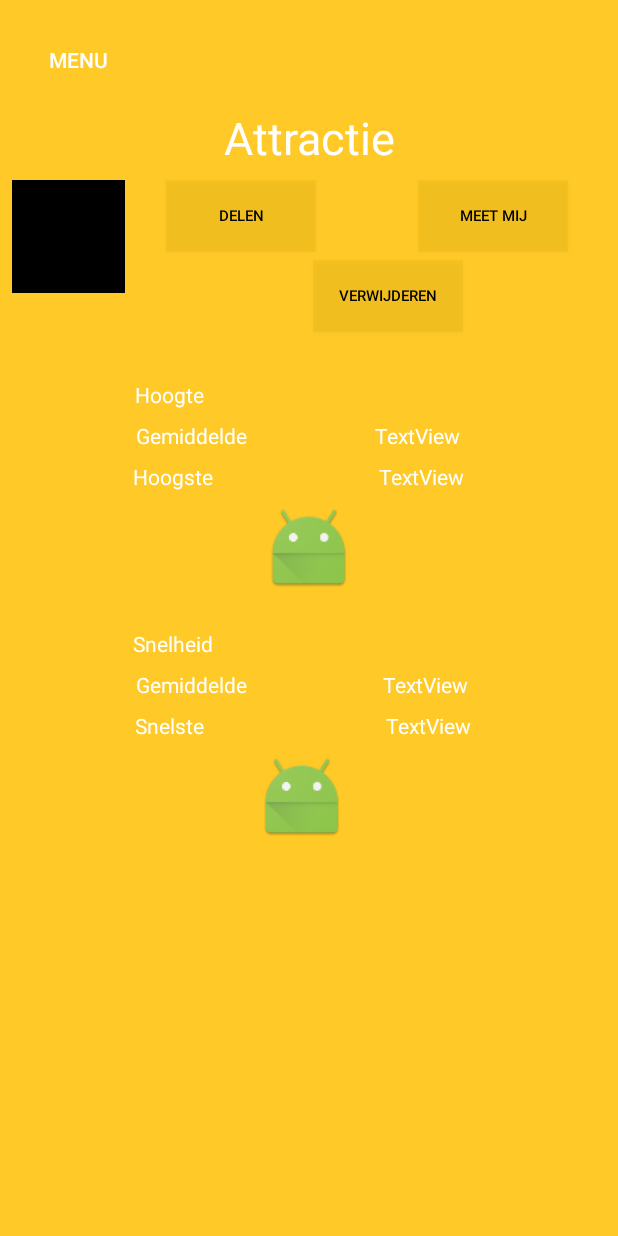
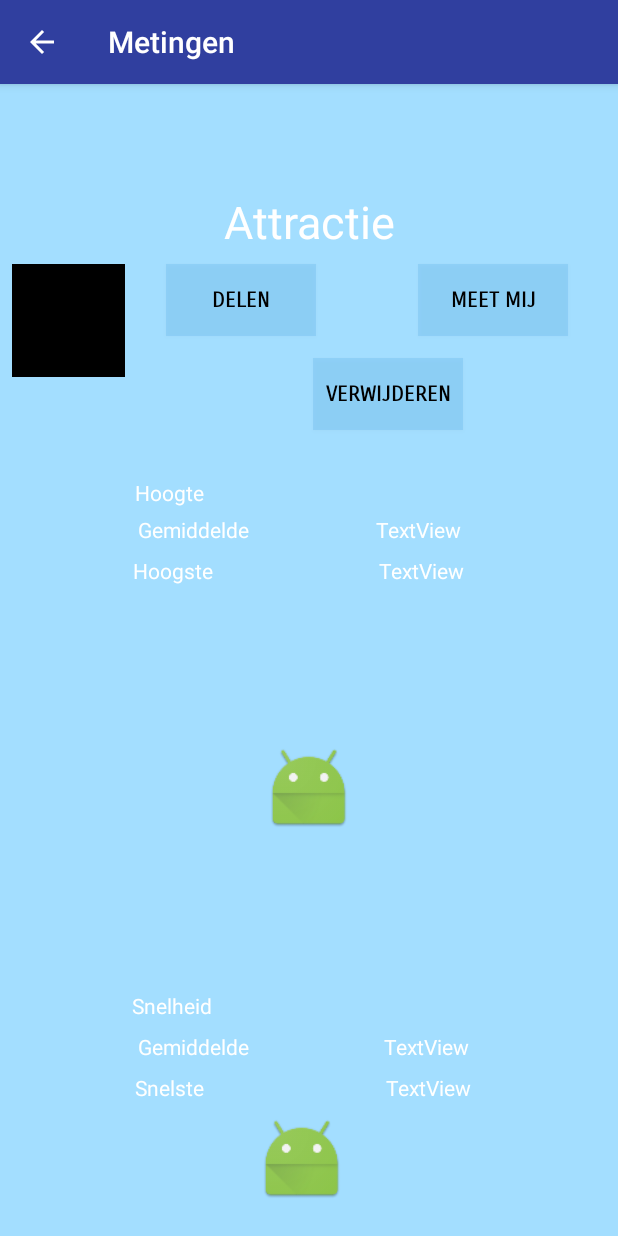
Before and after one commit to jipjan/ProjectAndroid, an Android app: the AttractieMetingSpec screen opened directly, with no data from a screen before it, on a phone screen of 412 x 824 dp. Run offline under Robolectric (Android 15) with nearby library versions, the light colour scheme and no system bars.

Commit message:
kleuren aangepast, progressbar visible gemaakt wanneer je op start drukt

```diff
--- a/app/src/main/java/com/experience/essteling/a3/esstelingexperience/AttractieMetingSpec.java
+++ b/app/src/main/java/com/experience/essteling/a3/esstelingexperience/AttractieMetingSpec.java
@@ -10,7 +10,6 @@ import android.widget.Button;
 import android.widget.ImageView;
 
 public class AttractieMetingSpec extends AppCompatActivity {
-    public Button btn_attractie_meting_spec_menu;
     public Button btn_attractie_meting_spec_delen;
     public Button btn_attractie_meting_spec_meetmij;
     public Button btn_attractie_meting_spec_verwijderen;
@@ -22,15 +21,8 @@ public class AttractieMetingSpec extends AppCompatActivity {
         super.onCreate(savedInstanceState);
         setContentView(R.layout.activity_attractie_meting_spec);
 
-
-        btn_attractie_meting_spec_menu = (Button) findViewById(R.id.btn_attractie_meting_spec_menu);
-        btn_attractie_meting_spec_menu.setOnClickListener(new View.OnClickListener() {
-            @Override
-            public void onClick(View view) {
-                Intent i = new Intent(getApplicationContext(), Menu.class);
-                startActivity(i);
-            }
-        });
+        setTitle("Metingen");
+        getSupportActionBar().setDisplayHomeAsUpEnabled(true);
 
         btn_attractie_meting_spec_delen = (Button) findViewById(R.id.btn_attractie_meting_spec_delen);
         btn_attractie_meting_spec_delen.setOnClickListener(new View.OnClickListener(){
--- a/app/src/main/java/com/experience/essteling/a3/esstelingexperience/DataAttractieLijst.java
+++ b/app/src/main/java/com/experience/essteling/a3/esstelingexperience/DataAttractieLijst.java
@@ -13,6 +13,8 @@ public class DataAttractieLijst extends AppCompatActivity {
         super.onCreate(savedInstanceState);
         setContentView(R.layout.activity_data_attractie_lijst);
 
+        setTitle("Metingen");
+        getSupportActionBar().setDisplayHomeAsUpEnabled(true);
 
     }
 }
--- a/app/src/main/java/com/experience/essteling/a3/esstelingexperience/MetingenLijst.java
+++ b/app/src/main/java/com/experience/essteling/a3/esstelingexperience/MetingenLijst.java
@@ -47,7 +47,7 @@ public class MetingenLijst extends AppCompatActivity {
         attracties.add(new Attractie("4D-film",R.drawable.movie));
         attracties.add(new Attractie("Bobslee",R.drawable.bobslee));
         attracties.add(new Attractie("Doolhof",R.drawable.doolhof));
-        attracties.add(new Attractie("Botsauto's",R.drawable.bobslee));
+        attracties.add(new Attractie("Botsauto's",R.drawable.botsautos));
         attracties.add(new Attractie("Rupsje blij",R.drawable.rupsje));
         attracties.add(new Attractie("Spookhuis,Dracula",R.drawable.spookhuis));
         attracties.add(new Attractie("Klimmuur",R.drawable.klimmuur));
--- a/app/src/main/res/layout/activity_attractie_meting_spec.xml
+++ b/app/src/main/res/layout/activity_attractie_meting_spec.xml
@@ -4,30 +4,20 @@
     xmlns:tools="http://schemas.android.com/tools"
     android:layout_width="match_parent"
     android:layout_height="match_parent"
+    android:background="#a3deff"
     tools:context="com.experience.essteling.a3.esstelingexperience.AttractieMetingSpec">
 
     <ImageView
         android:id="@+id/imageView3"
-        android:layout_width="match_parent"
-        android:layout_height="match_parent"
+        android:layout_width="0dp"
+        android:layout_height="0dp"
         app:layout_constraintBottom_toBottomOf="parent"
+        app:layout_constraintHorizontal_bias="0.0"
         app:layout_constraintLeft_toLeftOf="parent"
         app:layout_constraintRight_toRightOf="parent"
         app:layout_constraintTop_toTopOf="parent"
-        app:srcCompat="@color/meetMijAchtergrond" />
-
-    <Button
-        android:id="@+id/btn_attractie_meting_spec_menu"
-        android:layout_width="wrap_content"
-        android:layout_height="wrap_content"
-        android:layout_marginLeft="8dp"
-        android:layout_marginStart="8dp"
-        android:layout_marginTop="16dp"
-        android:background="@android:color/transparent"
-        android:text="@string/Menu"
-        android:textColor="@color/cardview_light_background"
-        app:layout_constraintLeft_toLeftOf="parent"
-        app:layout_constraintTop_toTopOf="parent" />
+        app:layout_constraintVertical_bias="0.0"
+        app:srcCompat="@android:color/transparent" />
 
     <TextView
         android:id="@+id/tv_attractie_meting_spec_naamAttractie"
@@ -44,7 +34,10 @@
         android:layout_marginTop="71dp"
         app:layout_constraintHorizontal_bias="0.502"
         android:layout_marginStart="8dp"
-        android:layout_marginEnd="8dp" />
+        android:layout_marginEnd="8dp"
+        app:layout_constraintBottom_toBottomOf="parent"
+        android:layout_marginBottom="8dp"
+        app:layout_constraintVertical_bias="0.0" />
 
     <ImageView
         android:id="@+id/im_meeting_attractie"
@@ -68,51 +61,70 @@
         android:id="@+id/btn_attractie_meting_spec_delen"
         android:layout_width="100dp"
         android:layout_height="48dp"
+        android:layout_marginBottom="8dp"
+        android:layout_marginEnd="8dp"
         android:layout_marginLeft="27dp"
+        android:layout_marginRight="8dp"
         android:layout_marginStart="27dp"
         android:layout_marginTop="8dp"
-        android:background="@color/TransparantButton2"
+        android:background="@color/TransparentButton"
+        android:fontFamily="sans-serif-smallcaps"
         android:text="@string/Delen"
         android:textColor="@android:color/background_dark"
-        android:textSize="10sp"
+        android:textSize="14sp"
+        android:textStyle="bold"
+        app:layout_constraintBottom_toBottomOf="parent"
+        app:layout_constraintHorizontal_bias="0.0"
         app:layout_constraintLeft_toRightOf="@+id/im_meeting_attractie"
-        app:layout_constraintTop_toBottomOf="@+id/tv_attractie_meting_spec_naamAttractie" />
+        app:layout_constraintRight_toRightOf="parent"
+        app:layout_constraintTop_toBottomOf="@+id/tv_attractie_meting_spec_naamAttractie"
+        app:layout_constraintVertical_bias="0.0" />
 
     <Button
         android:id="@+id/btn_attractie_meting_spec_meetmij"
         android:layout_width="100dp"
         android:layout_height="48dp"
+        android:layout_marginBottom="8dp"
         android:layout_marginEnd="3dp"
         android:layout_marginLeft="8dp"
         android:layout_marginRight="3dp"
         android:layout_marginStart="8dp"
         android:layout_marginTop="8dp"
-        android:background="@color/TransparantButton2"
+        android:background="@color/TransparentButton"
+        android:fontFamily="sans-serif-smallcaps"
         android:text="@string/Meetmij"
         android:textColor="@android:color/background_dark"
-        android:textSize="10sp"
+        android:textSize="14sp"
+        android:textStyle="bold"
+        app:layout_constraintBottom_toBottomOf="@+id/btn_attractie_meting_spec_verwijderen"
         app:layout_constraintHorizontal_bias="0.666"
         app:layout_constraintLeft_toRightOf="@+id/btn_attractie_meting_spec_delen"
         app:layout_constraintRight_toRightOf="parent"
-        app:layout_constraintTop_toBottomOf="@+id/tv_attractie_meting_spec_naamAttractie" />
+        app:layout_constraintTop_toBottomOf="@+id/tv_attractie_meting_spec_naamAttractie"
+        app:layout_constraintVertical_bias="0.0" />
 
     <Button
         android:id="@+id/btn_attractie_meting_spec_verwijderen"
         android:layout_width="100dp"
         android:layout_height="48dp"
+        android:layout_marginBottom="8dp"
+        android:layout_marginEnd="8dp"
         android:layout_marginLeft="8dp"
         android:layout_marginRight="8dp"
+        android:layout_marginStart="8dp"
         android:layout_marginTop="5dp"
-        android:background="@color/TransparantButton2"
+        android:background="@color/TransparentButton"
+        android:fontFamily="sans-serif-smallcaps"
         android:text="@string/Verwijderen"
         android:textColor="@android:color/background_dark"
-        android:textSize="10sp"
+        android:textSize="14sp"
+        android:textStyle="bold"
+        app:layout_constraintBottom_toBottomOf="parent"
         app:layout_constraintHorizontal_bias="0.552"
         app:layout_constraintLeft_toRightOf="@+id/im_meeting_attractie"
         app:layout_constraintRight_toRightOf="parent"
         app:layout_constraintTop_toBottomOf="@+id/btn_attractie_meting_spec_delen"
-        android:layout_marginStart="8dp"
-        android:layout_marginEnd="8dp" />
+        app:layout_constraintVertical_bias="0.017" />
 
     <TextView
         android:id="@+id/tv_attractie_meting_spec_hoogte"
@@ -128,7 +140,10 @@
         app:layout_constraintRight_toRightOf="parent"
         app:layout_constraintTop_toBottomOf="@+id/btn_attractie_meting_spec_verwijderen"
         android:layout_marginStart="8dp"
-        android:layout_marginEnd="32dp" />
+        android:layout_marginEnd="32dp"
+        app:layout_constraintBottom_toBottomOf="parent"
+        android:layout_marginBottom="8dp"
+        app:layout_constraintVertical_bias="0.0" />
 
     <TextView
         android:id="@+id/tv_attractie_meting_spec_h_gem"
@@ -136,10 +151,10 @@
         android:layout_height="wrap_content"
         android:layout_marginLeft="8dp"
         android:layout_marginRight="32dp"
-        android:layout_marginTop="8dp"
+        android:layout_marginTop="5dp"
         android:text="@string/Gemiddelde"
         android:textColor="@color/cardview_light_background"
-        app:layout_constraintHorizontal_bias="0.278"
+        app:layout_constraintHorizontal_bias="0.281"
         app:layout_constraintLeft_toLeftOf="parent"
         app:layout_constraintRight_toRightOf="parent"
         app:layout_constraintTop_toBottomOf="@+id/tv_attractie_meting_spec_hoogte"
@@ -160,7 +175,10 @@
         app:layout_constraintRight_toRightOf="parent"
         app:layout_constraintTop_toBottomOf="@+id/tv_attractie_meting_spec_h_gem"
         android:layout_marginStart="8dp"
-        android:layout_marginEnd="32dp" />
+        android:layout_marginEnd="32dp"
+        app:layout_constraintBottom_toBottomOf="parent"
+        android:layout_marginBottom="8dp"
+        app:layout_constraintVertical_bias="0.0" />
 
     <ImageView
         android:id="@+id/im_meeting_gr_h"
@@ -168,13 +186,15 @@
         android:layout_height="60dp"
         android:layout_marginLeft="8dp"
         android:layout_marginRight="8dp"
-        android:layout_marginTop="8dp"
+        android:layout_marginTop="7dp"
         app:layout_constraintLeft_toLeftOf="parent"
         app:layout_constraintRight_toRightOf="parent"
         app:layout_constraintTop_toBottomOf="@+id/tv_attractie_meting_spec_h_max"
         app:srcCompat="@mipmap/ic_launcher"
         android:layout_marginStart="8dp"
-        android:layout_marginEnd="8dp" />
+        android:layout_marginEnd="8dp"
+        android:layout_marginBottom="8dp"
+        app:layout_constraintBottom_toTopOf="@+id/tv_attractie_meting_spec_snelheid" />
 
     <TextView
         android:id="@+id/tv_attractie_meting_spec_snelheid"
@@ -182,15 +202,15 @@
         android:layout_height="wrap_content"
         android:layout_marginLeft="8dp"
         android:layout_marginRight="32dp"
-        android:layout_marginTop="24dp"
         android:text="@string/Snelheid"
         android:textColor="@color/cardview_light_background"
-        app:layout_constraintHorizontal_bias="0.254"
+        app:layout_constraintHorizontal_bias="0.251"
         app:layout_constraintLeft_toLeftOf="parent"
         app:layout_constraintRight_toRightOf="parent"
-        app:layout_constraintTop_toBottomOf="@+id/im_meeting_gr_h"
         android:layout_marginStart="8dp"
-        android:layout_marginEnd="32dp" />
+        android:layout_marginEnd="32dp"
+        app:layout_constraintBottom_toBottomOf="parent"
+        android:layout_marginBottom="144dp" />
 
     <TextView
         android:id="@+id/tv_attractie_meting_spec_s_gem"
@@ -201,7 +221,7 @@
         android:layout_marginTop="8dp"
         android:text="@string/Gemiddelde"
         android:textColor="@color/cardview_light_background"
-        app:layout_constraintHorizontal_bias="0.278"
+        app:layout_constraintHorizontal_bias="0.281"
         app:layout_constraintLeft_toLeftOf="parent"
         app:layout_constraintRight_toRightOf="parent"
         app:layout_constraintTop_toBottomOf="@+id/tv_attractie_meting_spec_snelheid"
@@ -250,12 +270,14 @@
         android:layout_marginRight="8dp"
         android:text="TextView"
         android:textColor="@color/cardview_light_background"
-        app:layout_constraintHorizontal_bias="0.416"
+        app:layout_constraintHorizontal_bias="0.417"
         app:layout_constraintLeft_toRightOf="@+id/tv_attractie_meting_spec_h_gem"
         app:layout_constraintRight_toRightOf="parent"
         app:layout_constraintTop_toTopOf="@+id/tv_attractie_meting_spec_h_gem"
         android:layout_marginStart="16dp"
-        android:layout_marginEnd="8dp" />
+        android:layout_marginEnd="8dp"
+        android:layout_marginBottom="8dp"
+        app:layout_constraintBottom_toTopOf="@+id/tv_attractie_meting_spec_h_max_i" />
 
     <TextView
         android:id="@+id/tv_attractie_meting_spec_h_max_i"
--- a/app/src/main/res/layout/lijst_adapter_meetmij.xml
+++ b/app/src/main/res/layout/lijst_adapter_meetmij.xml
@@ -24,7 +24,11 @@ android:layout_margin="5dp">
         card_view:layout_constraintBottom_toBottomOf="parent"
         android:layout_marginBottom="0dp"
         card_view:layout_constraintTop_toTopOf="parent"
-        android:layout_marginTop="0dp" />
+        android:layout_marginTop="0dp"
+        android:layout_marginRight="8dp"
+        card_view:layout_constraintVertical_bias="1.0"
+        card_view:layout_constraintRight_toRightOf="parent"
+        card_view:layout_constraintHorizontal_bias="0.0" />
 
     <TextView
         android:id="@+id/naam"
--- a/app/src/main/res/values/colors.xml
+++ b/app/src/main/res/values/colors.xml
@@ -10,5 +10,7 @@
     <color name="metingen">#81e70a</color>
     <color name="TransparentButton">#1e0779c9</color>
     <color name="TransparantButton2">#34deaa00</color>
+    <color name="actionbarColour">#262ca5</color>
+
 
 </resources>
--- a/app/src/main/res/values/styles.xml
+++ b/app/src/main/res/values/styles.xml
@@ -2,7 +2,7 @@
 
     <!-- Base application theme. -->
     <style name="AppTheme" parent="Theme.AppCompat.Light.DarkActionBar">
-        <item name="colorPrimary">@color/meetMijAchtergrond</item>
+        <item name="colorPrimary">@color/colorPrimaryDark</item>
         <item name="colorPrimaryDark">@color/colorPrimaryDark</item>
         <item name="colorAccent">@color/colorAccent</item>
         <item name="windowActionBar">true</item>
```
Also changed, not shown: app/src/main/AndroidManifest.xml (+8 -3 lines), app/src/main/java/com/experience/essteling/a3/esstelingexperience/MeetMij.java (+20 -3 lines), app/src/main/res/layout/activity_meet_mij.xml (+17 -33 lines), app/src/main/res/layout/activity_menu.xml (+0 -17 lines).
